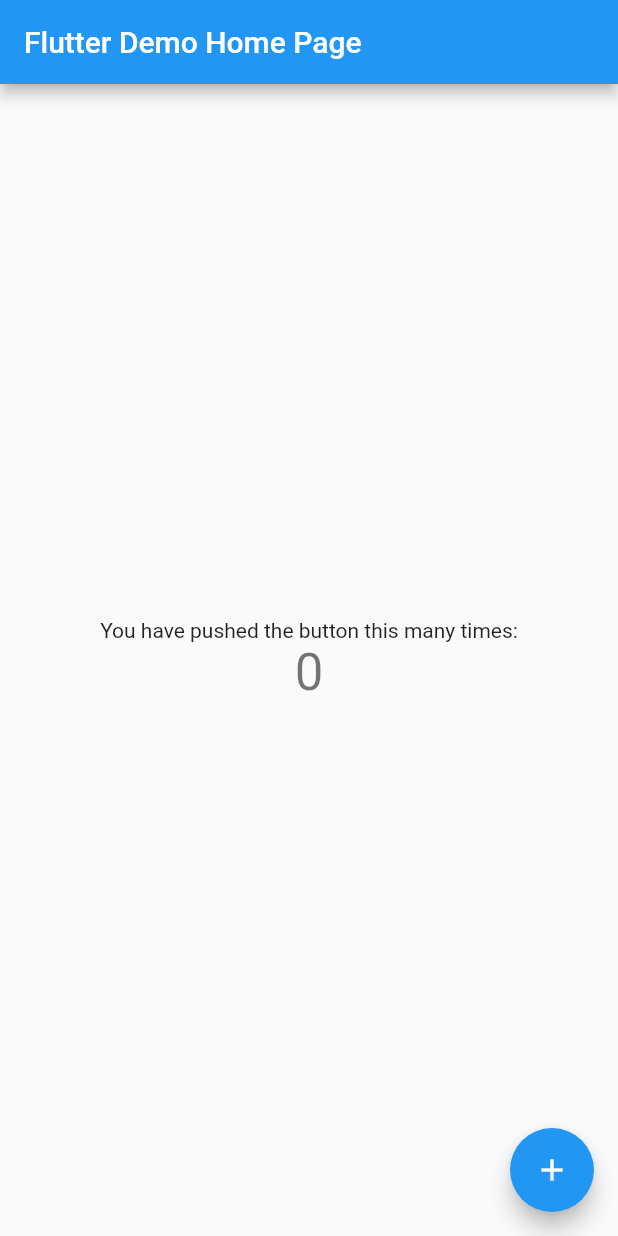
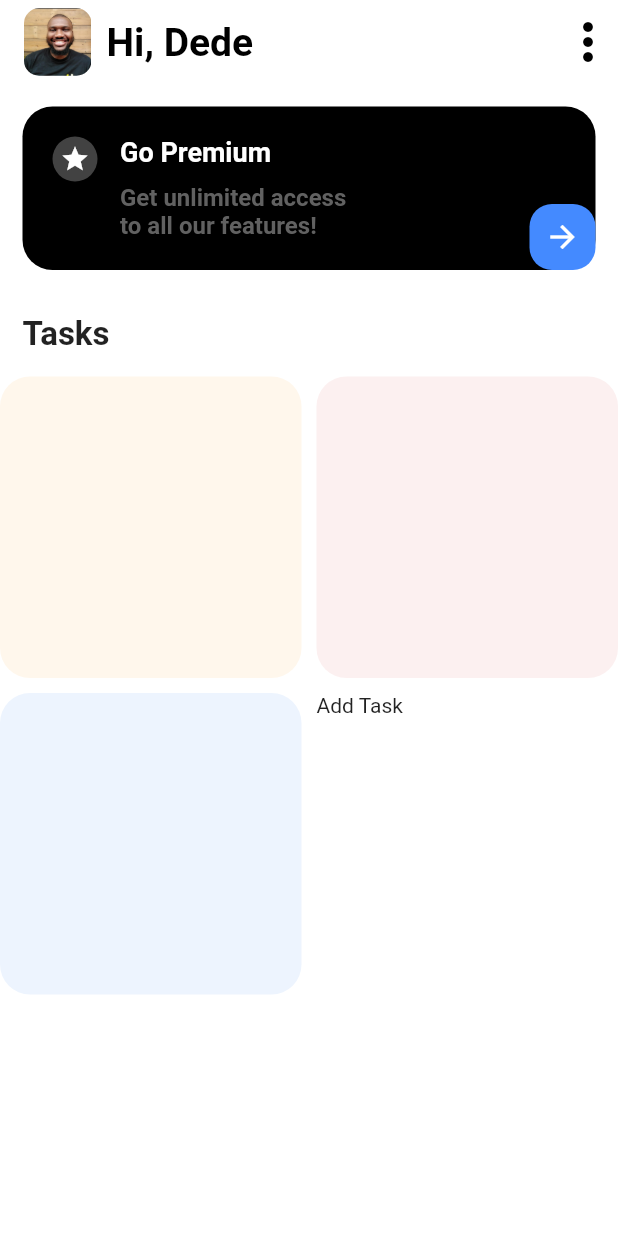
Before and after one commit to dieudonne96/task_ui_app, a Flutter app: the screen it shows after launch, on a phone screen of 412 x 824 dp. Run offline on Flutter 3.47's test engine with Material 2 defaults, Android fonts, the phone set to English and light mode, and no system bars.

Commit message:
adding tasks

```diff
--- /dev/null
+++ b/lib/constants/colors.dart
@@ -0,0 +1,13 @@
+import 'package:flutter/material.dart';
+
+const Color kYellowLight = Color(0xFFFFF7EC);
+const Color kYellow = Color(0xFFFAF0DA);
+const Color kYellowDark = Color(0xFFEBBB7F);
+
+const Color kRedLight = Color(0xFFFCF0F0);
+const Color kRed = Color(0xFFFBE4E6);
+const Color kRedDark = Color(0xFFF08A8E);
+
+const Color kBlueLight = Color(0xFFEDF4FE);
+const Color kBlue = Color(0xFFE1EDFC);
+const Color kBlueDark = Color(0xFFC0D3F8);
--- a/lib/main.dart
+++ b/lib/main.dart
@@ -1,115 +1,24 @@
 import 'package:flutter/material.dart';
+import 'package:flutter/services.dart';
+import 'package:task_ui_app/screens/home/home.dart';
 
 void main() {
-  runApp(const MyApp());
+  runApp(MyApp());
 }
 
 class MyApp extends StatelessWidget {
-  const MyApp({super.key});
-
   // This widget is the root of your application.
   @override
   Widget build(BuildContext context) {
+    SystemChrome.setSystemUIOverlayStyle(
+      SystemUiOverlayStyle(
+        statusBarColor: Colors.transparent,
+      ),
+    );
     return MaterialApp(
-      title: 'Flutter Demo',
-      theme: ThemeData(
-        // This is the theme of your application.
-        //
-        // Try running your application with "flutter run". You'll see the
-        // application has a blue toolbar. Then, without quitting the app, try
-        // changing the primarySwatch below to Colors.green and then invoke
-        // "hot reload" (press "r" in the console where you ran "flutter run",
-        // or simply save your changes to "hot reload" in a Flutter IDE).
-        // Notice that the counter didn't reset back to zero; the application
-        // is not restarted.
-        primarySwatch: Colors.blue,
-      ),
-      home: const MyHomePage(title: 'Flutter Demo Home Page'),
+      debugShowCheckedModeBanner: false,
+      title: 'Task App',
+      home: HomePage(),
     );
   }
 }
-
-class MyHomePage extends StatefulWidget {
-  const MyHomePage({super.key, required this.title});
-
-  // This widget is the home page of your application. It is stateful, meaning
-  // that it has a State object (defined below) that contains fields that affect
-  // how it looks.
-
-  // This class is the configuration for the state. It holds the values (in this
-  // case the title) provided by the parent (in this case the App widget) and
-  // used by the build method of the State. Fields in a Widget subclass are
-  // always marked "final".
-
-  final String title;
-
-  @override
-  State<MyHomePage> createState() => _MyHomePageState();
-}
-
-class _MyHomePageState extends State<MyHomePage> {
-  int _counter = 0;
-
-  void _incrementCounter() {
-    setState(() {
-      // This call to setState tells the Flutter framework that something has
-      // changed in this State, which causes it to rerun the build method below
-      // so that the display can reflect the updated values. If we changed
-      // _counter without calling setState(), then the build method would not be
-      // called again, and so nothing would appear to happen.
-      _counter++;
-    });
-  }
-
-  @override
-  Widget build(BuildContext context) {
-    // This method is rerun every time setState is called, for instance as done
-    // by the _incrementCounter method above.
-    //
-    // The Flutter framework has been optimized to make rerunning build methods
-    // fast, so that you can just rebuild anything that needs updating rather
-    // than having to individually change instances of widgets.
-    return Scaffold(
-      appBar: AppBar(
-        // Here we take the value from the MyHomePage object that was created by
-        // the App.build method, and use it to set our appbar title.
-        title: Text(widget.title),
-      ),
-      body: Center(
-        // Center is a layout widget. It takes a single child and positions it
-        // in the middle of the parent.
-        child: Column(
-          // Column is also a layout widget. It takes a list of children and
-          // arranges them vertically. By default, it sizes itself to fit its
-          // children horizontally, and tries to be as tall as its parent.
-          //
-          // Invoke "debug painting" (press "p" in the console, choose the
-          // "Toggle Debug Paint" action from the Flutter Inspector in Android
-          // Studio, or the "Toggle Debug Paint" command in Visual Studio Code)
-          // to see the wireframe for each widget.
-          //
-          // Column has various properties to control how it sizes itself and
-          // how it positions its children. Here we use mainAxisAlignment to
-          // center the children vertically; the main axis here is the vertical
-          // axis because Columns are vertical (the cross axis would be
-          // horizontal).
-          mainAxisAlignment: MainAxisAlignment.center,
-          children: <Widget>[
-            const Text(
-              'You have pushed the button this many times:',
-            ),
-            Text(
-              '$_counter',
-              style: Theme.of(context).textTheme.headline4,
-            ),
-          ],
-        ),
-      ),
-      floatingActionButton: FloatingActionButton(
-        onPressed: _incrementCounter,
-        tooltip: 'Increment',
-        child: const Icon(Icons.add),
-      ), // This trailing comma makes auto-formatting nicer for build methods.
-    );
-  }
-}
--- /dev/null
+++ b/lib/modals/task.dart
@@ -0,0 +1,56 @@
+import 'package:flutter/material.dart';
+import 'package:task_ui_app/constants/colors.dart';
+
+class Task {
+  IconData? iconData;
+  String? title;
+  Color? bgColor;
+  Color? iconColor;
+  Color? btnColor;
+  num? left;
+  num? done;
+  bool isLast;
+  Task(
+      {this.iconData,
+      this.title,
+      this.bgColor,
+      this.iconColor,
+      this.btnColor,
+      this.left,
+      this.done,
+      this.isLast = false});
+  static List<Task> generateTasks() {
+    return [
+      Task(
+        iconData: Icons.person_rounded,
+        title: 'Personal',
+        bgColor: kYellowLight,
+        iconColor: kYellowDark,
+        btnColor: kYellow,
+        left: 4,
+        done: 2,
+      ),
+      Task(
+        iconData: Icons.cases_rounded,
+        title: 'Work',
+        bgColor: kRedLight,
+        iconColor: kRedDark,
+        btnColor: kRed,
+        left: 3,
+        done: 1,
+      ),
+      Task(
+        iconData: Icons.favorite_rounded,
+        title: 'Health',
+        bgColor: kBlueLight,
+        iconColor: kBlueDark,
+        btnColor: kBlue,
+        left: 4,
+        done: 1,
+      ),
+      Task(
+        isLast: true
+      )
+    ];
+  }
+}
--- /dev/null
+++ b/lib/screens/home/home.dart
@@ -0,0 +1,67 @@
+import 'package:flutter/material.dart';
+import 'package:task_ui_app/screens/home/widgets/go_premuim.dart';
+import 'package:task_ui_app/screens/home/widgets/tasks.dart';
+
+class HomePage extends StatelessWidget {
+  @override
+  Widget build(BuildContext context) {
+    return Scaffold(
+      backgroundColor: Colors.white,
+      appBar: _buildAppBar(),
+      body: Column(
+        crossAxisAlignment: CrossAxisAlignment.start,
+        children: [
+          GoPremuim(),
+          Container(
+            padding: EdgeInsets.all(15),
+            child: Text(
+              'Tasks',
+              style: TextStyle(
+                fontSize: 22,
+                fontWeight: FontWeight.bold,
+              ),
+            ),
+          ),
+          Expanded(
+            child: Tasks(),
+          )
+        ],
+      ),
+    );
+  }
+
+  AppBar _buildAppBar() {
+    return AppBar(
+      backgroundColor: Colors.white,
+      elevation: 0,
+      title: Row(
+        children: [
+          Container(
+            height: 45,
+            width: 45,
+            child: ClipRRect(
+              borderRadius: BorderRadius.circular(10),
+              child: Image.asset('assets/images/avatar.jpg'),
+            ),
+          ),
+          const SizedBox(width: 10),
+          Text(
+            'Hi, Dede',
+            style: TextStyle(
+              color: Colors.black,
+              fontSize: 26,
+              fontWeight: FontWeight.bold,
+            ),
+          ),
+        ],
+      ),
+      actions: [
+        Icon(
+          Icons.more_vert,
+          color: Colors.black,
+          size: 40,
+        )
+      ],
+    );
+  }
+}
--- /dev/null
+++ b/lib/screens/home/widgets/go_premuim.dart
@@ -0,0 +1,76 @@
+import 'package:flutter/material.dart';
+
+class GoPremuim extends StatelessWidget {
+  @override
+  Widget build(BuildContext context) {
+    return Container(
+      child: Stack(
+        children: [
+          Container(
+            margin: EdgeInsets.all(15),
+            padding: EdgeInsets.all(20),
+            decoration: BoxDecoration(
+              color: Colors.black,
+              borderRadius: BorderRadius.circular(20),
+            ),
+            child: Row(
+              crossAxisAlignment: CrossAxisAlignment.start,
+              children: [
+                Container(
+                  padding: EdgeInsets.all(5),
+                  decoration: BoxDecoration(
+                    color: Colors.grey[800],
+                    shape: BoxShape.circle,
+                  ),
+                  child: Icon(
+                    Icons.star,
+                    color: Colors.white,
+                    size: 20,
+                  ),
+                ),
+                SizedBox(width: 15),
+                Column(
+                  crossAxisAlignment: CrossAxisAlignment.start,
+                  children: [
+                    Text(
+                      'Go Premium',
+                      style: TextStyle(
+                        fontSize: 18,
+                        fontWeight: FontWeight.bold,
+                        color: Colors.white,
+                      ),
+                    ),
+                    SizedBox(height: 10),
+                    Text(
+                      'Get unlimited access\nto all our features!',
+                      style: TextStyle(
+                        fontSize: 16,
+                        fontWeight: FontWeight.bold,
+                        color: Colors.grey[700],
+                      ),
+                    ),
+                  ],
+                ),
+              ],
+            ),
+          ),
+          Positioned(
+            bottom: 15,
+            right: 15,
+            child: Container(
+              padding: EdgeInsets.all(10),
+              decoration: BoxDecoration(
+                color: Colors.blueAccent,
+                borderRadius: BorderRadius.circular(15),
+              ),
+              child: Icon(
+                Icons.arrow_forward,
+                color: Colors.white,
+              ),
+            ),
+          )
+        ],
+      ),
+    );
+  }
+}
--- /dev/null
+++ b/lib/screens/home/widgets/tasks.dart
@@ -0,0 +1,36 @@
+import 'package:flutter/material.dart';
+
+import '../../../modals/task.dart';
+
+class Tasks extends StatelessWidget {
+  final tasksList = Task.generateTasks();
+  @override
+  Widget build(BuildContext context) {
+    return Container(
+      child: GridView.builder(
+          itemCount: tasksList.length,
+          gridDelegate: SliverGridDelegateWithFixedCrossAxisCount(
+            crossAxisCount: 2,
+            crossAxisSpacing: 10,
+            mainAxisSpacing: 10,
+          ),
+          itemBuilder: (context, index) => tasksList[index].isLast
+              ? _buildAddTask()
+              : _buildTask(context, tasksList[index])),
+    );
+  }
+
+  Widget _buildAddTask() {
+    return Text('Add Task');
+  }
+
+  Widget _buildTask(BuildContext context, Task tasksList) {
+    return Container(
+      padding: EdgeInsets.all(15),
+      decoration: BoxDecoration(
+        color: tasksList.bgColor,
+        borderRadius: BorderRadius.circular(20),
+      ),
+    );
+  }
+}
--- a/pubspec.yaml
+++ b/pubspec.yaml
@@ -60,8 +60,8 @@
   uses-material-design: true
 
   # To add assets to your application, add an assets section, like this:
-  # assets:
-  #   - images/a_dot_burr.jpeg
+  assets:
+    - assets/images/
   #   - images/a_dot_ham.jpeg
 
   # An image asset can refer to one or more resolution-specific "variants", see
```
Also changed, not shown: assets/images/avatar.jpg (added).
